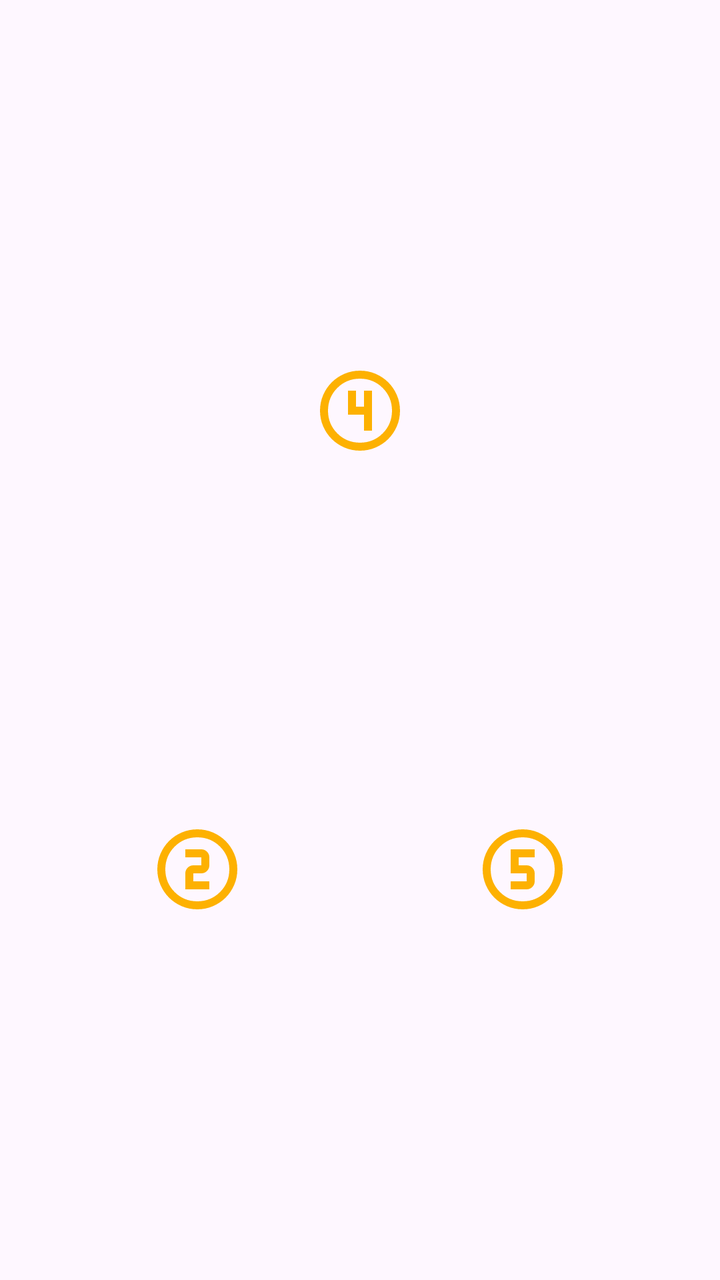
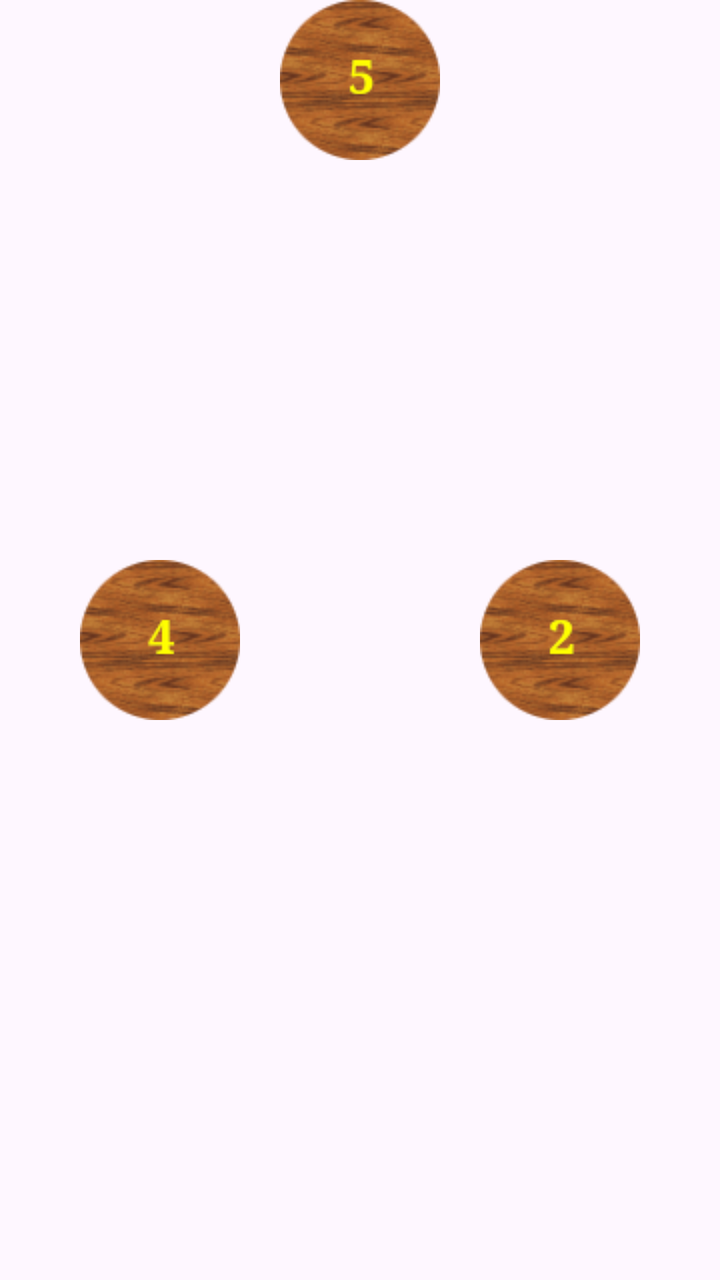

Before-and-after screenshots of an Android layout around one commit, followed by the original layout XML and the change that was made.
<!-- AndroidManifest.xml: application theme Theme.Heroland -->
<!-- res/layout/layout_wood.xml -->
<?xml version="1.0" encoding="utf-8"?>
<androidx.constraintlayout.widget.ConstraintLayout xmlns:android="http://schemas.android.com/apk/res/android"
    xmlns:app="http://schemas.android.com/apk/res-auto"
    android:id="@+id/layout_valley"
    android:layout_width="match_parent"
    android:layout_height="match_parent"
    android:background="@color/transparent">

    <androidx.appcompat.widget.AppCompatImageView
        android:id="@+id/c4"
        style="@style/clearing"
        android:background="@drawable/clearing_4_vector"
        app:layout_constraintBottom_toTopOf="@id/c5"
        app:layout_constraintEnd_toEndOf="parent"
        app:layout_constraintStart_toStartOf="parent"
        app:layout_constraintTop_toTopOf="parent" />

    <androidx.appcompat.widget.AppCompatImageView
        android:id="@+id/c2"
        style="@style/clearing"
        android:background="@drawable/clearing_2_vector"
        app:layout_constraintBottom_toBottomOf="parent"
        app:layout_constraintEnd_toStartOf="@id/c5"
        app:layout_constraintStart_toStartOf="parent"
        app:layout_constraintTop_toBottomOf="@id/c4" />

    <androidx.appcompat.widget.AppCompatImageView
        android:id="@+id/c5"
        style="@style/clearing"
        android:layout_gravity="center|end"
        android:background="@drawable/clearing_5_vector"
        app:layout_constraintBottom_toBottomOf="parent"
        app:layout_constraintEnd_toEndOf="parent"
        app:layout_constraintStart_toEndOf="@id/c2"
        app:layout_constraintTop_toBottomOf="@id/c4" />


</androidx.constraintlayout.widget.ConstraintLayout>
<!-- resources referenced by this layout -->
<resources>
  <color name="transparent">#00000000</color>
  <!-- drawable clearing_2_vector (drawable) -->
  <vector xmlns:android="http://schemas.android.com/apk/res/android" android:height="24dp" android:tint="#FDB101" android:viewportHeight="960" android:viewportWidth="960" android:width="24dp">
        
      <path android:fillColor="@android:color/white" android:pathData="M480,880Q397,880 324,848.5Q251,817 197,763Q143,709 111.5,636Q80,563 80,480Q80,397 111.5,324Q143,251 197,197Q251,143 324,111.5Q397,80 480,80Q563,80 636,111.5Q709,143 763,197Q817,251 848.5,324Q880,397 880,480Q880,563 848.5,636Q817,709 763,763Q709,817 636,848.5Q563,880 480,880ZM480,800Q614,800 707,707Q800,614 800,480Q800,346 707,253Q614,160 480,160Q346,160 253,253Q160,346 160,480Q160,614 253,707Q346,800 480,800ZM480,480Q480,480 480,480Q480,480 480,480Q480,480 480,480Q480,480 480,480Q480,480 480,480Q480,480 480,480Q480,480 480,480Q480,480 480,480ZM360,680L600,680L600,600L440,600L440,520Q440,520 440,520Q440,520 440,520L520,520Q553,520 576.5,496.5Q600,473 600,440L600,360Q600,327 576.5,303.5Q553,280 520,280L360,280L360,360L520,360Q520,360 520,360Q520,360 520,360L520,440Q520,440 520,440Q520,440 520,440L440,440Q407,440 383.5,463.5Q360,487 360,520L360,680Z"/>
      
  </vector>
  <!-- drawable clearing_4_vector (drawable) -->
  <vector xmlns:android="http://schemas.android.com/apk/res/android" android:height="24dp" android:tint="#FDB101" android:viewportHeight="960" android:viewportWidth="960" android:width="24dp">
        
      <path android:fillColor="@android:color/white" android:pathData="M480,880Q397,880 324,848.5Q251,817 197,763Q143,709 111.5,636Q80,563 80,480Q80,397 111.5,324Q143,251 197,197Q251,143 324,111.5Q397,80 480,80Q563,80 636,111.5Q709,143 763,197Q817,251 848.5,324Q880,397 880,480Q880,563 848.5,636Q817,709 763,763Q709,817 636,848.5Q563,880 480,880ZM480,800Q614,800 707,707Q800,614 800,480Q800,346 707,253Q614,160 480,160Q346,160 253,253Q160,346 160,480Q160,614 253,707Q346,800 480,800ZM480,480Q480,480 480,480Q480,480 480,480Q480,480 480,480Q480,480 480,480Q480,480 480,480Q480,480 480,480Q480,480 480,480Q480,480 480,480ZM520,680L600,680L600,280L520,280L520,440L440,440L440,280L360,280L360,520L520,520L520,680Z"/>
      
  </vector>
  <!-- drawable clearing_5_vector (drawable) -->
  <vector xmlns:android="http://schemas.android.com/apk/res/android" android:height="24dp" android:tint="#FDB101" android:viewportHeight="960" android:viewportWidth="960" android:width="24dp">
        
      <path android:fillColor="@android:color/white" android:pathData="M480,880Q397,880 324,848.5Q251,817 197,763Q143,709 111.5,636Q80,563 80,480Q80,397 111.5,324Q143,251 197,197Q251,143 324,111.5Q397,80 480,80Q563,80 636,111.5Q709,143 763,197Q817,251 848.5,324Q880,397 880,480Q880,563 848.5,636Q817,709 763,763Q709,817 636,848.5Q563,880 480,880ZM480,800Q614,800 707,707Q800,614 800,480Q800,346 707,253Q614,160 480,160Q346,160 253,253Q160,346 160,480Q160,614 253,707Q346,800 480,800ZM480,480Q480,480 480,480Q480,480 480,480Q480,480 480,480Q480,480 480,480Q480,480 480,480Q480,480 480,480Q480,480 480,480Q480,480 480,480ZM360,680L520,680Q553,680 576.5,656.5Q600,633 600,600L600,520Q600,487 576.5,463.5Q553,440 520,440L440,440L440,360L600,360L600,280L360,280L360,520L520,520Q520,520 520,520Q520,520 520,520L520,600Q520,600 520,600Q520,600 520,600L360,600L360,680Z"/>
      
  </vector>
  <style name="Theme.Heroland" parent="Base.Theme.Heroland" />
  <style name="Base.Theme.Heroland" parent="Theme.Material3.DayNight.NoActionBar">
          
          <item name="android:windowLayoutInDisplayCutoutMode">shortEdges</item>
          <item name="android:windowTranslucentStatus">true</item>
          
          <item name="android:textColor">@color/primary</item>
          <item name="android:fontFamily">@font/macondo</item>
      </style>
  <string name="clearing">clearing</string>
  <color name="primary">#5F1B1A</color>
  <!-- unchanged entries left out for length: 1 -->
</resources>

<!-- the commit's change to res/layout/layout_wood.xml (unified diff, before → after) -->
@@ -1,38 +1,29 @@
 <?xml version="1.0" encoding="utf-8"?>
-<androidx.constraintlayout.widget.ConstraintLayout xmlns:android="http://schemas.android.com/apk/res/android"
-    xmlns:app="http://schemas.android.com/apk/res-auto"
-    android:id="@+id/layout_valley"
+<FrameLayout xmlns:android="http://schemas.android.com/apk/res/android"
+    android:id="@+id/layout_wood"
     android:layout_width="match_parent"
     android:layout_height="match_parent"
+    android:layout_marginTop="200dp"
+    android:layout_marginBottom="150dp"
     android:background="@color/transparent">
 
     <androidx.appcompat.widget.AppCompatImageView
         android:id="@+id/c4"
         style="@style/clearing"
-        android:background="@drawable/clearing_4_vector"
-        app:layout_constraintBottom_toTopOf="@id/c5"
-        app:layout_constraintEnd_toEndOf="parent"
-        app:layout_constraintStart_toStartOf="parent"
-        app:layout_constraintTop_toTopOf="parent" />
+        android:layout_gravity="center|start"
+        android:background="@drawable/clearing_4" />
 
     <androidx.appcompat.widget.AppCompatImageView
         android:id="@+id/c2"
         style="@style/clearing"
-        android:background="@drawable/clearing_2_vector"
-        app:layout_constraintBottom_toBottomOf="parent"
-        app:layout_constraintEnd_toStartOf="@id/c5"
-        app:layout_constraintStart_toStartOf="parent"
-        app:layout_constraintTop_toBottomOf="@id/c4" />
+        android:layout_gravity="center|end"
+        android:background="@drawable/clearing_2" />
 
     <androidx.appcompat.widget.AppCompatImageView
         android:id="@+id/c5"
         style="@style/clearing"
-        android:layout_gravity="center|end"
-        android:background="@drawable/clearing_5_vector"
-        app:layout_constraintBottom_toBottomOf="parent"
-        app:layout_constraintEnd_toEndOf="parent"
-        app:layout_constraintStart_toEndOf="@id/c2"
-        app:layout_constraintTop_toBottomOf="@id/c4" />
+        android:layout_gravity="top|center"
+        android:background="@drawable/clearing_5" />
 
 
-</androidx.constraintlayout.widget.ConstraintLayout>
+</FrameLayout>
<!-- resource entries referenced after the edit -->
@@ -1,24 +1,9 @@
 <!-- resources referenced by this layout -->
 <resources>
   <color name="transparent">#00000000</color>
-  <!-- drawable clearing_2_vector (drawable) -->
-  <vector xmlns:android="http://schemas.android.com/apk/res/android" android:height="24dp" android:tint="#FDB101" android:viewportHeight="960" android:viewportWidth="960" android:width="24dp">
-        
-      <path android:fillColor="@android:color/white" android:pathData="M480,880Q397,880 324,848.5Q251,817 197,763Q143,709 111.5,636Q80,563 80,480Q80,397 111.5,324Q143,251 197,197Q251,143 324,111.5Q397,80 480,80Q563,80 636,111.5Q709,143 763,197Q817,251 848.5,324Q880,397 880,480Q880,563 848.5,636Q817,709 763,763Q709,817 636,848.5Q563,880 480,880ZM480,800Q614,800 707,707Q800,614 800,480Q800,346 707,253Q614,160 480,160Q346,160 253,253Q160,346 160,480Q160,614 253,707Q346,800 480,800ZM480,480Q480,480 480,480Q480,480 480,480Q480,480 480,480Q480,480 480,480Q480,480 480,480Q480,480 480,480Q480,480 480,480Q480,480 480,480ZM360,680L600,680L600,600L440,600L440,520Q440,520 440,520Q440,520 440,520L520,520Q553,520 576.5,496.5Q600,473 600,440L600,360Q600,327 576.5,303.5Q553,280 520,280L360,280L360,360L520,360Q520,360 520,360Q520,360 520,360L520,440Q520,440 520,440Q520,440 520,440L440,440Q407,440 383.5,463.5Q360,487 360,520L360,680Z"/>
-      
-  </vector>
-  <!-- drawable clearing_4_vector (drawable) -->
-  <vector xmlns:android="http://schemas.android.com/apk/res/android" android:height="24dp" android:tint="#FDB101" android:viewportHeight="960" android:viewportWidth="960" android:width="24dp">
-        
-      <path android:fillColor="@android:color/white" android:pathData="M480,880Q397,880 324,848.5Q251,817 197,763Q143,709 111.5,636Q80,563 80,480Q80,397 111.5,324Q143,251 197,197Q251,143 324,111.5Q397,80 480,80Q563,80 636,111.5Q709,143 763,197Q817,251 848.5,324Q880,397 880,480Q880,563 848.5,636Q817,709 763,763Q709,817 636,848.5Q563,880 480,880ZM480,800Q614,800 707,707Q800,614 800,480Q800,346 707,253Q614,160 480,160Q346,160 253,253Q160,346 160,480Q160,614 253,707Q346,800 480,800ZM480,480Q480,480 480,480Q480,480 480,480Q480,480 480,480Q480,480 480,480Q480,480 480,480Q480,480 480,480Q480,480 480,480Q480,480 480,480ZM520,680L600,680L600,280L520,280L520,440L440,440L440,280L360,280L360,520L520,520L520,680Z"/>
-      
-  </vector>
-  <!-- drawable clearing_5_vector (drawable) -->
-  <vector xmlns:android="http://schemas.android.com/apk/res/android" android:height="24dp" android:tint="#FDB101" android:viewportHeight="960" android:viewportWidth="960" android:width="24dp">
-        
-      <path android:fillColor="@android:color/white" android:pathData="M480,880Q397,880 324,848.5Q251,817 197,763Q143,709 111.5,636Q80,563 80,480Q80,397 111.5,324Q143,251 197,197Q251,143 324,111.5Q397,80 480,80Q563,80 636,111.5Q709,143 763,197Q817,251 848.5,324Q880,397 880,480Q880,563 848.5,636Q817,709 763,763Q709,817 636,848.5Q563,880 480,880ZM480,800Q614,800 707,707Q800,614 800,480Q800,346 707,253Q614,160 480,160Q346,160 253,253Q160,346 160,480Q160,614 253,707Q346,800 480,800ZM480,480Q480,480 480,480Q480,480 480,480Q480,480 480,480Q480,480 480,480Q480,480 480,480Q480,480 480,480Q480,480 480,480Q480,480 480,480ZM360,680L520,680Q553,680 576.5,656.5Q600,633 600,600L600,520Q600,487 576.5,463.5Q553,440 520,440L440,440L440,360L600,360L600,280L360,280L360,520L520,520Q520,520 520,520Q520,520 520,520L520,600Q520,600 520,600Q520,600 520,600L360,600L360,680Z"/>
-      
-  </vector>
+  <!-- drawable clearing_2: png bitmap (drawable, 8278 bytes) -->
+  <!-- drawable clearing_4: png bitmap (drawable, 8234 bytes) -->
+  <!-- drawable clearing_5: png bitmap (drawable, 8278 bytes) -->
   <style name="Theme.Heroland" parent="Base.Theme.Heroland" />
   <style name="Base.Theme.Heroland" parent="Theme.Material3.DayNight.NoActionBar">
           
